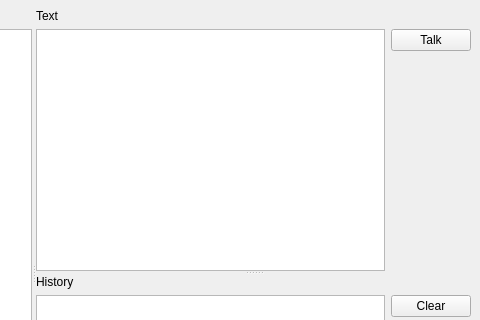
Old version of the form desktop/src/mainwindow.ui in the repository nstrikos/androidSpeak; both pictures show x 303 to 783 and y 0 to 320 of the 783 by 567 pixel window.
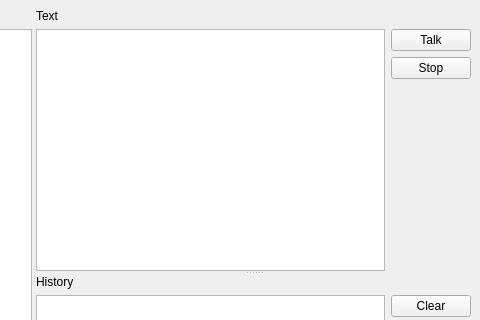
New version of the form. Icons and pictures are not drawn.

What changed in the file:
```diff
--- a/desktop/src/mainwindow.ui
+++ b/desktop/src/mainwindow.ui
@@ -24,7 +24,7 @@
       <property name="orientation">
        <enum>Qt::Horizontal</enum>
       </property>
-      <widget class="QWidget" name="">
+      <widget class="QWidget" name="layoutWidget">
        <layout class="QVBoxLayout" name="verticalLayout_5">
         <item>
          <widget class="QLabel" name="label_3">
@@ -42,7 +42,7 @@
        <property name="orientation">
         <enum>Qt::Vertical</enum>
        </property>
-       <widget class="QWidget" name="">
+       <widget class="QWidget" name="layoutWidget">
         <layout class="QVBoxLayout" name="verticalLayout_3">
          <item>
           <widget class="QLabel" name="label">
@@ -65,6 +65,13 @@
                </property>
               </widget>
              </item>
+             <item>
+              <widget class="QPushButton" name="stopButton">
+               <property name="text">
+                <string>Stop</string>
+               </property>
+              </widget>
+             </item>
              <item>
               <spacer name="verticalSpacer">
                <property name="orientation">
@@ -84,7 +91,7 @@
          </item>
         </layout>
        </widget>
-       <widget class="QWidget" name="">
+       <widget class="QWidget" name="layoutWidget">
         <layout class="QVBoxLayout" name="verticalLayout_4">
          <item>
           <widget class="QLabel" name="label_2">
```
